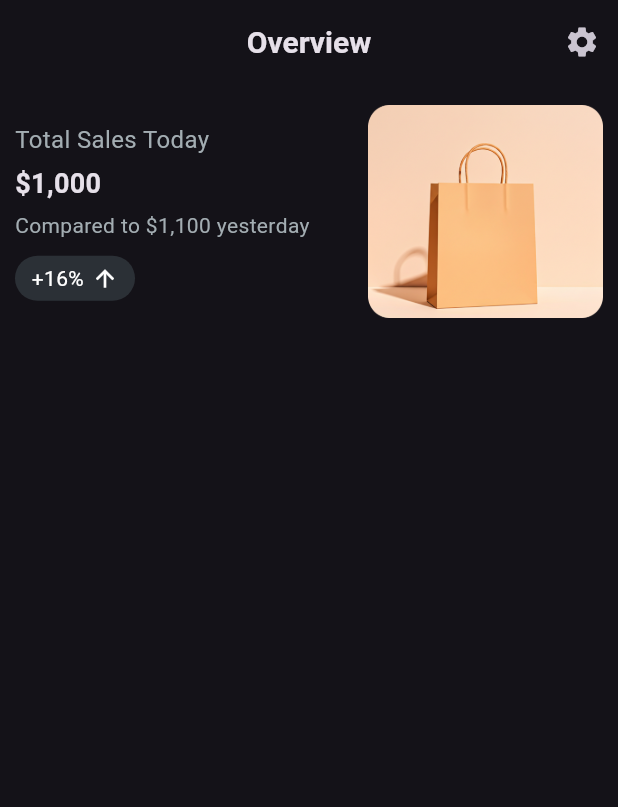
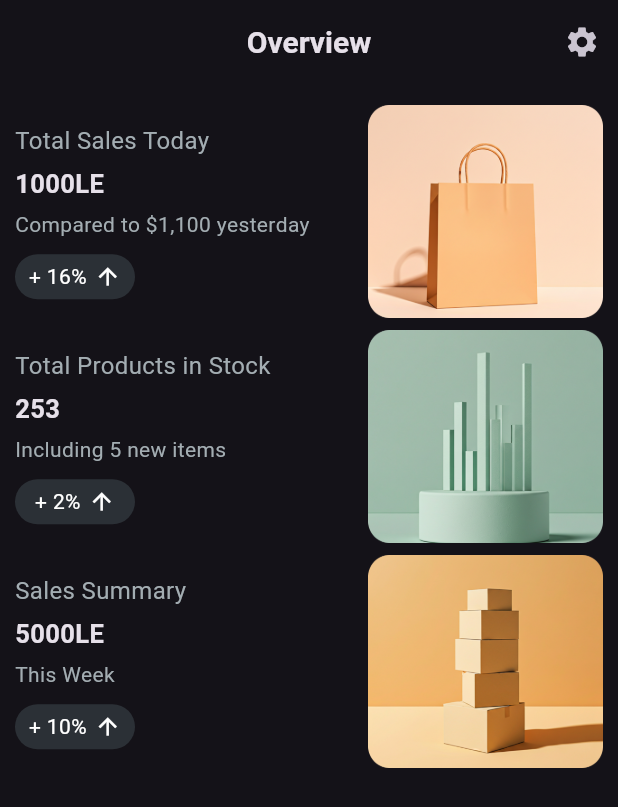
Before and after one commit to amrelmaadawy/shop_management, a Flutter app: the screen it shows after launch, on a phone screen of 412 x 824 dp. Shown: the top 807 px of the screen. Run offline on Flutter 3.47's test engine with Material 3 defaults, Android fonts, the phone set to English and light mode, and no system bars; Roboto replaces fonts that are missing (Zain).

Commit message:
finish home Items

```diff
--- a/lib/features/home/ui/main_home_view.dart
+++ b/lib/features/home/ui/main_home_view.dart
@@ -21,7 +21,27 @@ class MainHomeView extends StatelessWidget {
           padding: const EdgeInsets.all(10.0),
           child: Column(
             children: [
-              HomeItem(),
+              HomeItem(
+                title: S.of(context).TotalSales,
+                numbers: '1000LE',
+                description: S.of(context).compareTo,
+                imagePath: 'assets/images/top sales.png',
+                percentage: '+ 16%',
+              ),
+              HomeItem(
+                title: S.of(context).Totalproduct,
+                numbers: '253',
+                description: S.of(context).itemsInclude,
+                imagePath: 'assets/images/sales.png',
+                percentage: '+ 2%',
+              ),
+              HomeItem(
+                title: S.of(context).salesSummary,
+                numbers: '5000LE',
+                description: S.of(context).thisWeek,
+                imagePath: 'assets/images/product.png',
+                percentage: '+ 10%',
+              ),
             ],
           ),
         ),
--- a/lib/features/home/ui/widgets/home_item.dart
+++ b/lib/features/home/ui/widgets/home_item.dart
@@ -1,13 +1,20 @@
-
 import 'package:flutter/material.dart';
 import 'package:small_managements/core/utils/app_colors.dart';
-import 'package:small_managements/generated/l10n.dart';
 
 class HomeItem extends StatelessWidget {
   const HomeItem({
     super.key,
+    required this.title,
+    required this.numbers,
+    required this.description,
+    required this.imagePath,
+    required this.percentage,
   });
-
+  final String title;
+  final String numbers;
+  final String description;
+  final String imagePath;
+  final String percentage;
   @override
   Widget build(BuildContext context) {
     return Row(
@@ -16,23 +23,17 @@ class HomeItem extends StatelessWidget {
           crossAxisAlignment: CrossAxisAlignment.start,
           children: [
             Text(
-              S.of(context).TotalSales,
-              style: TextStyle(
-                color: AppColors.khomeTextColor,
-                fontSize: 16,
-              ),
+              title,
+              style: TextStyle(color: AppColors.khomeTextColor, fontSize: 16),
             ),
             SizedBox(height: 5),
             Text(
-              '\$1,000',
-              style: TextStyle(
-                fontSize: 18,
-                fontWeight: FontWeight.bold,
-              ),
+              numbers,
+              style: TextStyle(fontSize: 17, fontWeight: FontWeight.bold),
             ),
             SizedBox(height: 5),
             Text(
-              S.of(context).compareTo,
+              description,
               style: TextStyle(color: AppColors.khomeTextColor),
             ),
             SizedBox(height: 10),
@@ -46,7 +47,7 @@ class HomeItem extends StatelessWidget {
               child: Row(
                 mainAxisAlignment: MainAxisAlignment.center,
                 children: [
-                  Text('+16%', style: TextStyle(color: Colors.white)),
+                  Text(percentage, style: TextStyle(color: Colors.white)),
                   SizedBox(width: 5),
                   Icon(
                     Icons.arrow_upward_outlined,
@@ -62,7 +63,7 @@ class HomeItem extends StatelessWidget {
         SizedBox(
           width: MediaQuery.of(context).size.width * 0.38,
           height: 150,
-          child: Image.asset('assets/images/top sales.png'),
+          child: Image.asset(imagePath),
         ),
       ],
     );
--- a/lib/l10n/intl_en.arb
+++ b/lib/l10n/intl_en.arb
@@ -11,6 +11,14 @@
     "TotalSales":"Total Sales Today",
     "@TotalSales": {},
     "compareTo": "Compared to $1,100 yesterday",
-    "@compareTo": {}
+    "@compareTo": {},
+     "Totalproduct":"Total Products in Stock",
+    "@Totalproduct": {},
+    "itemsInclude":"Including 5 new items",
+    "@itemsInclude": {},
+    "salesSummary":"Sales Summary",
+    "@salesSummary": {},
+    "thisWeek":"This Week",
+    "@thisWeek": {}
 
 }
```
Also changed, not shown: assets/images/product.png (added), assets/images/sales.png (added), lib/generated/intl/messages_en.dart, lib/generated/l10n.dart.
